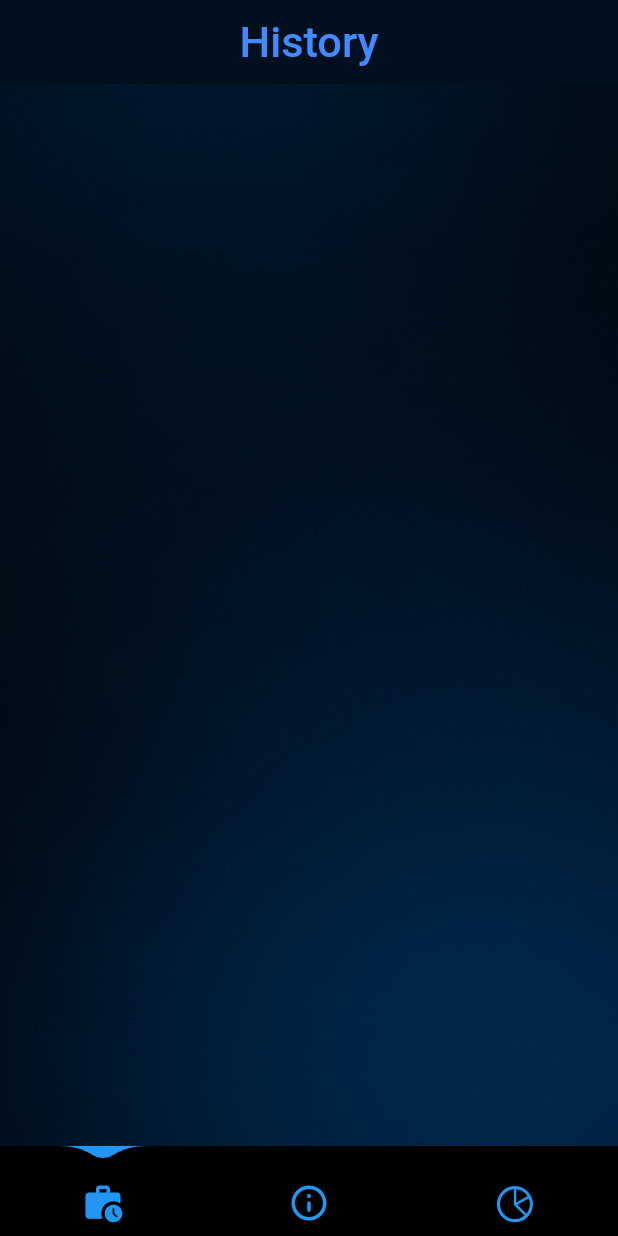
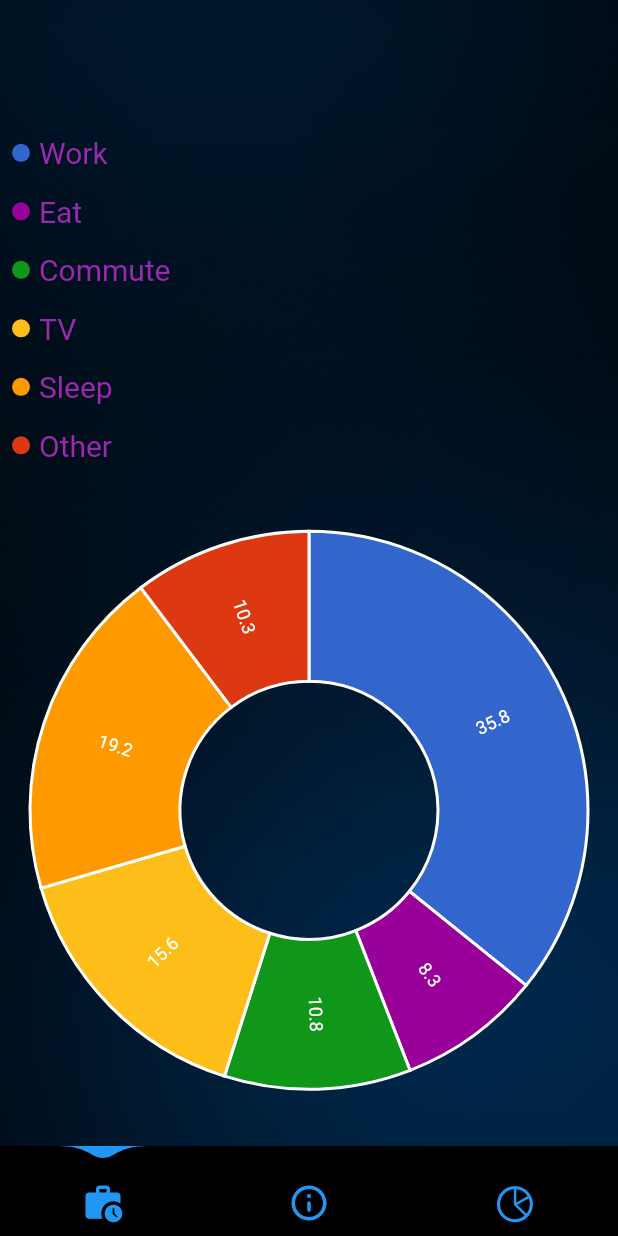
Before and after one commit to PriyanshuBodar6586/heart_rate, a Flutter app: the Bottembar2 screen opened directly, swiped to page 2, on a phone screen of 412 x 824 dp. Run offline on Flutter 3.47's test engine with Material 2 defaults, Android fonts, the phone set to English and light mode, and no system bars; drawn by our look-alikes of water_drop_nav_bar; our stand-ins replace charts_flutter, get, responsive_sizer; Roboto replaces fonts that are missing (Georgia).

Commit message:
18-04-2023

```diff
--- a/lib/const/const.dart
+++ b/lib/const/const.dart
@@ -1,9 +1,10 @@
 import 'package:flutter/material.dart';
+import 'package:responsive_sizer/responsive_sizer.dart';
 
 backGround(Widget child) {
   return Container(
-    height: double.infinity,
-    width: double.infinity,
+    height: 100.h,
+    width: 100.w,
     // padding: const EdgeInsets.symmetric(horizontal: 10),
     decoration: const BoxDecoration(
       image: DecorationImage(
--- a/lib/view/bottembar2.dart
+++ b/lib/view/bottembar2.dart
@@ -10,6 +10,7 @@ import 'package:heart_rate/view/screen/info.dart';
 import 'package:water_drop_nav_bar/water_drop_nav_bar.dart';
 
 import 'screen/history2.dart';
+import 'screen/trends2.dart';
 
 
 class Bottembar2 extends StatefulWidget {
@@ -47,7 +48,7 @@ class _Bottembar2State extends State<Bottembar2> {
           controller: pageController,
           children: const <Widget>[
             History2(),
-            History(),
+            Trends2(),
             Info(),
 
           ],
--- a/lib/view/screen/history2.dart
+++ b/lib/view/screen/history2.dart
@@ -3,6 +3,7 @@ import 'package:get/get.dart';
 import 'package:heart_rate/const/const.dart';
 import 'package:heart_rate/view/screen/adddata2.dart';
 import 'package:responsive_sizer/responsive_sizer.dart';
+
 
 class History2 extends StatefulWidget {
   const History2({Key? key}) : super(key: key);
@@ -12,6 +13,7 @@ class History2 extends StatefulWidget {
 }
 
 class _History2State extends State<History2> {
+
   @override
   Widget build(BuildContext context) {
     return Scaffold(
@@ -47,3 +49,10 @@ class _History2State extends State<History2> {
     );
   }
 }
+class Task {
+  String task;
+  double taskvalue;
+  Color colorval;
+
+  Task(this.task, this.taskvalue, this.colorval);
+}
--- a/lib/view/screen/trends2.dart
+++ b/lib/view/screen/trends2.dart
@@ -0,0 +1,208 @@
+// ignore_for_file: annotate_overrides, library_private_types_in_public_api
+
+import 'package:flutter/material.dart';
+import 'package:charts_flutter/flutter.dart' as charts;
+import 'package:heart_rate/const/const.dart';
+import 'package:responsive_sizer/responsive_sizer.dart';
+
+class Trends2 extends StatefulWidget {
+  const Trends2({
+    Key? key,
+  }) : super(key: key);
+
+  _Trends2State createState() => _Trends2State();
+}
+
+class _Trends2State extends State<Trends2> {
+  late List<charts.Series<Pollution, String>> _seriesData;
+  late List<charts.Series<Task, String>> _seriesPieData;
+  late List<charts.Series<Sales, int>> _seriesLineData;
+
+  _generateData() {
+    var data1 = [
+      Pollution(1980, 'USA', 30),
+      Pollution(1980, 'Asia', 40),
+      Pollution(1980, 'Europe', 10),
+    ];
+    var data2 = [
+      Pollution(1985, 'USA', 100),
+      Pollution(1980, 'Asia', 150),
+      Pollution(1985, 'Europe', 80),
+    ];
+    var data3 = [
+      Pollution(1985, 'USA', 200),
+      Pollution(1980, 'Asia', 300),
+      Pollution(1985, 'Europe', 180),
+    ];
+
+    var piedata = [
+      Task('Work', 35.8, const Color(0xff3366cc)),
+      Task('Eat', 8.3, const Color(0xff990099)),
+      Task('Commute', 10.8, const Color(0xff109618)),
+      Task('TV', 15.6, const Color(0xfffdbe19)),
+      Task('Sleep', 19.2, const Color(0xffff9900)),
+      Task('Other', 10.3, const Color(0xffdc3912)),
+    ];
+
+
+    var linesalesdata1 = [
+      Sales(0, 35),
+      Sales(1, 46),
+      Sales(2, 45),
+      Sales(3, 50),
+      Sales(4, 51),
+      Sales(5, 60),
+    ];
+
+    var linesalesdata2 = [
+      Sales(0, 20),
+      Sales(1, 24),
+      Sales(2, 25),
+      Sales(3, 40),
+      Sales(4, 45),
+      Sales(5, 60),
+    ];
+
+    _seriesData.add(
+      charts.Series(
+        domainFn: (Pollution pollution, _) => pollution.place,
+        measureFn: (Pollution pollution, _) => pollution.quantity,
+        id: '2017',
+        data: data1,
+        fillPatternFn: (_, __) => charts.FillPatternType.solid,
+        fillColorFn: (Pollution pollution, _) =>
+            charts.ColorUtil.fromDartColor(const Color(0xff990099)),
+      ),
+    );
+
+    _seriesData.add(
+      charts.Series(
+        domainFn: (Pollution pollution, _) => pollution.place,
+        measureFn: (Pollution pollution, _) => pollution.quantity,
+        id: '2018',
+        data: data2,
+        fillPatternFn: (_, __) => charts.FillPatternType.solid,
+        fillColorFn: (Pollution pollution, _) =>
+            charts.ColorUtil.fromDartColor(const Color(0xff109618)),
+      ),
+    );
+
+    _seriesData.add(
+      charts.Series(
+        domainFn: (Pollution pollution, _) => pollution.place,
+        measureFn: (Pollution pollution, _) => pollution.quantity,
+        id: '2019',
+        data: data3,
+        fillPatternFn: (_, __) => charts.FillPatternType.solid,
+        fillColorFn: (Pollution pollution, _) =>
+            charts.ColorUtil.fromDartColor(const Color(0xffff9900)),
+      ),
+    );
+
+    _seriesPieData.add(
+      charts.Series(
+        domainFn: (Task task, _) => task.task,
+        measureFn: (Task task, _) => task.taskvalue,
+        colorFn: (Task task, _) =>
+            charts.ColorUtil.fromDartColor(task.colorval),
+        id: 'Air Pollution',
+        data: piedata,
+        labelAccessorFn: (Task row, _) => '${row.taskvalue}',
+      ),
+    );
+
+    _seriesLineData.add(
+      charts.Series(
+        colorFn: (__, _) => charts.ColorUtil.fromDartColor(const Color(0xff109618)),
+        id: 'Air Pollution',
+        data: linesalesdata1,
+        domainFn: (Sales sales, _) => sales.yearval,
+        measureFn: (Sales sales, _) => sales.salesval,
+      ),
+    );
+    _seriesLineData.add(
+      charts.Series(
+        colorFn: (__, _) => charts.ColorUtil.fromDartColor(const Color(0xffff9900)),
+        id: 'Air Pollution',
+        data: linesalesdata2,
+        domainFn: (Sales sales, _) => sales.yearval,
+        measureFn: (Sales sales, _) => sales.salesval,
+      ),
+    );
+  }
+
+  @override
+  void initState() {
+
+    super.initState();
+    _seriesData = <charts.Series<Pollution, String>>[];
+    _seriesPieData = <charts.Series<Task, String>>[];
+    _seriesLineData = <charts.Series<Sales, int>>[];
+    _generateData();
+  }
+
+  @override
+  Widget build(BuildContext context) {
+    return Scaffold(
+      body: backGround(
+        Center(
+          child: Column(
+            children: <Widget>[
+              SizedBox(
+                height: 10.h,
+              ),
+              Expanded(
+                flex: 2,
+                child: charts.PieChart<String>(_seriesPieData,
+                    animate: true,
+                    animationDuration: const Duration(seconds: 2),
+                    behaviors: [
+                      charts.DatumLegend(
+                        outsideJustification:
+                            charts.OutsideJustification.endDrawArea,
+                        horizontalFirst: false,
+                        desiredMaxRows: 2,
+
+                        entryTextStyle: charts.TextStyleSpec(
+                            color: charts.MaterialPalette.purple.shadeDefault,
+                            fontFamily: 'Georgia',
+                            fontSize: 20),
+                      )
+                    ],
+                    defaultRenderer: charts.ArcRendererConfig(
+                        arcWidth: 100,
+                        arcRendererDecorators: [
+                          charts.ArcLabelDecorator(
+                              labelPosition: charts.ArcLabelPosition.inside)
+                        ])),
+              ),
+            ],
+          ),
+        ),
+      ),
+    );
+  }
+}
+
+class Pollution {
+  String place;
+  int year;
+  int quantity;
+
+  Pollution(this.year, this.place, this.quantity);
+}
+
+class Task {
+  String task;
+  double taskvalue;
+  Color colorval;
+
+  Task(this.task, this.taskvalue, this.colorval);
+}
+
+class Sales {
+  int yearval;
+  int salesval;
+
+  Sales(this.yearval, this.salesval);
+}
--- a/pubspec.yaml
+++ b/pubspec.yaml
@@ -38,7 +38,8 @@ dependencies:
   get: ^4.6.5
   responsive_sizer: ^3.1.1
   water_drop_nav_bar: ^2.2.0+5
-  intl: ^0.18.0
+  charts_flutter:
+  intl:
 
 
 dev_dependencies:
```
Also changed, not shown: pubspec.lock.
